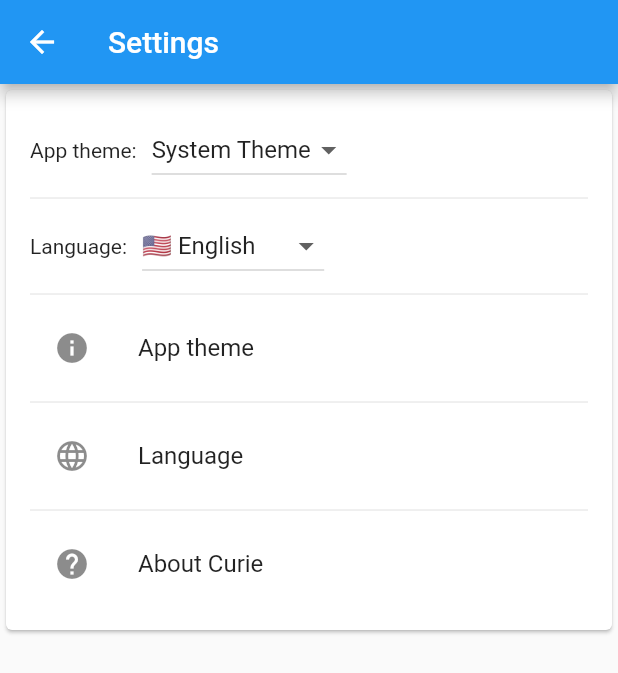
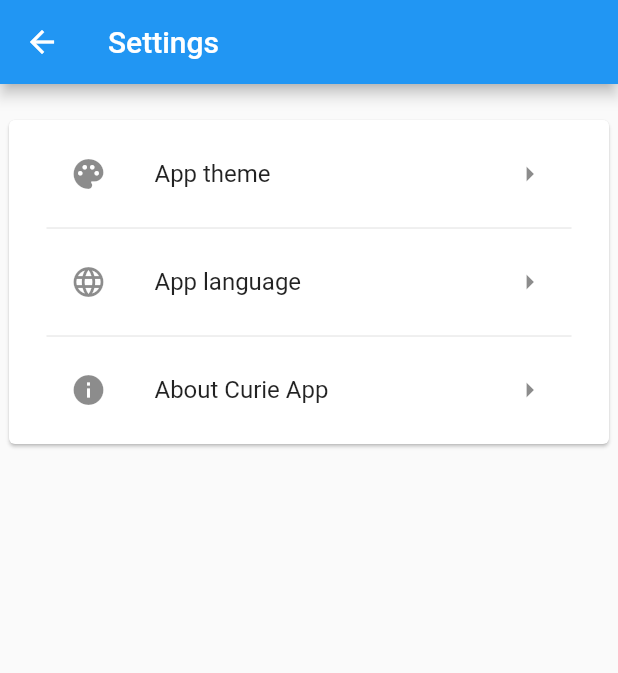
Before and after one commit to NatanAmorim/curie_app, a Flutter app: the screen it shows after launch, after a tap on the "settings" icon, on a phone screen of 412 x 824 dp. Shown: the top 673 px of the screen. Run offline on Flutter 3.47's test engine with Material 2 defaults, Android fonts, the phone set to English and light mode, and no system bars; our stand-ins replace shared_preferences; generated files the repository leaves out were written again.

Commit message:
v2022.0.3-Pre-Alpha
- The settingsPageView now supports differents languagues.
- Created a template for a Material Card with max width of 990.
- Removed "sample_feature" from skeleton example.
- Routes are now working on a separated file "routes.dart".

```diff
--- a/lib/main.dart
+++ b/lib/main.dart
@@ -17,5 +17,9 @@ void main() async {
   // Run the app and pass in the SettingsController. The app listens to the
   // SettingsController for changes, then passes it further down to the
   // SettingsView.
-  runApp(MyApp(settingsController: settingsController));
+  runApp(
+    MyApp(
+      settingsController: settingsController,
+    ),
+  );
 }
--- a/lib/src/app.dart
+++ b/lib/src/app.dart
@@ -1,6 +1,6 @@
 import 'package:curie/src/controllers/settings_controller.dart';
-import 'package:curie/src/sample_feature/sample_item_details_view.dart';
-import 'package:curie/src/sample_feature/sample_item_list_view.dart';
+import 'package:curie/src/routes.dart';
+import 'package:curie/src/views/error/error_screen.dart';
 import 'package:curie/src/views/navigation_test/navigation_test_screen.dart';
 import 'package:curie/src/views/settings/settings_screen.dart';
 import 'package:flutter/material.dart';
@@ -9,15 +9,18 @@ import 'package:flutter_localizations/flutter_localizations.dart';
 
 /// The Widget that configures your application.
 class MyApp extends StatelessWidget {
-  const MyApp({
+  MyApp({
     Key? key,
     required this.settingsController,
   }) : super(key: key);
 
   final SettingsController settingsController;
+  late Routes routes;
 
   @override
   Widget build(BuildContext context) {
+    routes = Routes(settingsController: settingsController);
+
     // Glue the SettingsController to the MaterialApp.
     //
     // The AnimatedBuilder Widget listens to the SettingsController for changes.
@@ -26,12 +29,6 @@ class MyApp extends StatelessWidget {
       animation: settingsController,
       builder: (BuildContext context, Widget? child) {
         return MaterialApp(
-          // Providing a restorationScopeId allows the Navigator built by the
-          // MaterialApp to restore the navigation stack when a user leaves and
-          // returns to the app after it has been killed while running in the
-          // background.
-          restorationScopeId: 'app',
-
           // Provide the generated AppLocalizations to the MaterialApp. This
           // allows descendant Widgets to display the correct translations
           // depending on the user's locale.
@@ -62,28 +59,17 @@ class MyApp extends StatelessWidget {
           darkTheme: ThemeData.dark(),
           themeMode: settingsController.themeMode,
 
-          initialRoute: SampleItemListView.routeName,
+          // Providing a restorationScopeId allows the Navigator built by the
+          // MaterialApp to restore the navigation stack when a user leaves and
+          // returns to the app after it has been killed while running in the
+          // background.
+          restorationScopeId: 'app',
+
+          initialRoute: NavigationTestScreen.routeName,
           // Define a function to handle named routes in order to support
           // Flutter web url navigation and deep linking.
-          onGenerateRoute: (RouteSettings routeSettings) {
-            return MaterialPageRoute<void>(
-              settings: routeSettings,
-              builder: (BuildContext context) {
-                switch (routeSettings.name) {
-                  case SettingsScreen.routeName:
-                    return SettingsScreen(controller: settingsController);
-                  case SampleItemDetailsView.routeName:
-                    return const SampleItemDetailsView();
-                  case SampleItemListView.routeName:
-                    return const SampleItemListView();
-                  case NavigationTestScreen.routeName:
-                    return const NavigationTestScreen();
-                  default:
-                    return const SampleItemListView();
-                }
-              },
-            );
-          },
+          // TODO: put this logic in a separated file called router.dart
+          onGenerateRoute: routes.onGenerateRoute,
         );
       },
     );
--- a/lib/src/app_widget.dart
+++ /dev/null
@@ -1,31 +0,0 @@
-import 'package:curie/src/controllers/settings_controller.dart';
-import 'package:curie/src/routes.dart';
-import 'package:curie/src/themes.dart';
-import 'package:flutter/material.dart';
-
-class AppTemplate extends StatelessWidget {
-  const AppTemplate({
-    final Key? key,
-    required this.settingsController,
-  }) : super(key: key);
-
-  final SettingsController settingsController;
-
-  @override
-  Widget build(final BuildContext context) {
-    return AnimatedBuilder(
-      animation: settingsController,
-      builder: (BuildContext context, Widget? child) {
-        return MaterialApp(
-          debugShowCheckedModeBanner: false,
-          title: 'Curie',
-          theme: lightTheme,
-          darkTheme: darkTheme,
-          themeMode: settingsController.themeMode,
-          // home: const LoginScreen(),
-          onGenerateRoute: onGenerateRoute,
-        );
-      },
-    );
-  }
-}
--- a/lib/src/localization/app_en.arb
+++ b/lib/src/localization/app_en.arb
@@ -1,4 +1,16 @@
 {
-  "appTitle": "Curie US",
+  "appTitle": "Curie",
+  "appDescription": "(Pre-Alpha) Open-source app created to be my template and feature playground, made with Flutter.",
+  "appTheme": "App theme",
+  "selectTheme" : "Select the theme",
+  "systemTheme": "System theme",
+  "lightTheme": "Light theme",
+  "darkTheme": "Dark theme",
+  "appLanguage": "App language",
+  "selectLanguage" : "Select the language",
+  "aboutCurie": "About Curie App",
+  "settings": "Settings",
+  "cancel": "CANCEL",
+  "ok": "OK",
   "sampleItem": "Sample Item"
 }
--- a/lib/src/routes.dart
+++ b/lib/src/routes.dart
@@ -1,13 +1,25 @@
+import 'package:curie/src/controllers/settings_controller.dart';
 import 'package:curie/src/views/error/error_screen.dart';
+import 'package:curie/src/views/navigation_test/navigation_test_screen.dart';
+import 'package:curie/src/views/settings/settings_screen.dart';
 import 'package:flutter/material.dart';
 
+class Routes {
+  Routes({
+    required this.settingsController,
+  });
+
+  final SettingsController settingsController;
   Route<dynamic>? onGenerateRoute(RouteSettings routeSettings) {
     return MaterialPageRoute<void>(
       settings: routeSettings,
       builder: (BuildContext context) {
         switch (routeSettings.name) {
-        // case SettingsScreen.routeName:
-        //   return SettingsScreen(controller: settingsController);
+          case SettingsScreen.routeName:
+            return SettingsScreen(controller: settingsController);
+
+          case NavigationTestScreen.routeName:
+            return const NavigationTestScreen();
 
           // case LoginScreen.routeName:
           //   return const LoginScreen();
@@ -18,3 +30,4 @@ Route<dynamic>? onGenerateRoute(RouteSettings routeSettings) {
       },
     );
   }
+}
--- a/lib/src/sample_feature/sample_item.dart
+++ /dev/null
@@ -1,6 +0,0 @@
-/// A placeholder class that represents an entity or model.
-class SampleItem {
-  const SampleItem(this.id);
-
-  final int id;
-}
--- a/lib/src/sample_feature/sample_item_list_view.dart
+++ /dev/null
@@ -1,87 +0,0 @@
-import 'package:curie/src/views/navigation_test/navigation_test_screen.dart';
-import 'package:curie/src/views/settings/settings_screen.dart';
-import 'package:flutter/material.dart';
-import 'package:flutter_gen/gen_l10n/app_localizations.dart';
-
-import 'sample_item.dart';
-import 'sample_item_details_view.dart';
-
-/// Displays a list of SampleItems.
-class SampleItemListView extends StatelessWidget {
-  const SampleItemListView({
-    Key? key,
-    this.items = const [SampleItem(1), SampleItem(2), SampleItem(3)],
-  }) : super(key: key);
-
-  static const routeName = '/';
-
-  final List<SampleItem> items;
-
-  @override
-  Widget build(BuildContext context) {
-    return Scaffold(
-      appBar: AppBar(
-        title: const Text('Sample Items'),
-        actions: [
-          IconButton(
-            icon: const Icon(Icons.settings),
-            onPressed: () {
-              // Navigate to the settings page. If the user leaves and returns
-              // to the app after it has been killed while running in the
-              // background, the navigation stack is restored.
-              Navigator.restorablePushNamed(context, SettingsScreen.routeName);
-            },
-          ),
-        ],
-      ),
-
-      // To work with lists that may contain a large number of items, it’s best
-      // to use the ListView.builder constructor.
-      //
-      // In contrast to the default ListView constructor, which requires
-      // building all Widgets up front, the ListView.builder constructor lazily
-      // builds Widgets as they’re scrolled into view.
-      body: ListView.builder(
-        // Providing a restorationId allows the ListView to restore the
-        // scroll position when a user leaves and returns to the app after it
-        // has been killed while running in the background.
-        restorationId: 'sampleItemListView',
-        itemCount: items.length,
-        itemBuilder: (BuildContext context, int index) {
-          final item = items[index];
-
-          final String sampleItem = AppLocalizations.of(context)!.sampleItem;
-
-          return ListTile(
-              title: Text('$sampleItem ${item.id}'),
-              leading: const CircleAvatar(
-                // Display the Flutter Logo image asset.
-                foregroundImage: AssetImage('assets/images/flutter_logo.png'),
-              ),
-              onTap: () {
-                // Navigate to the details page. If the user leaves and returns to
-                // the app after it has been killed while running in the
-                // background, the navigation stack is restored.
-                Navigator.restorablePushNamed(
-                  context,
-                  SampleItemDetailsView.routeName,
-                );
-              });
-        },
-      ),
-      floatingActionButton: FloatingActionButton.large(
-        backgroundColor: Colors.green,
-        onPressed: () {
-          Navigator.restorablePushNamed(
-            context,
-            NavigationTestScreen.routeName,
-          );
-        },
-        child: const Icon(
-          Icons.abc,
-          size: 48,
-        ),
-      ),
-    );
-  }
-}
--- a/lib/src/templates/widgets/appbar_template.dart
+++ b/lib/src/templates/widgets/appbar_template.dart
@@ -1,4 +1,6 @@
+import 'package:curie/src/views/settings/settings_screen.dart';
 import 'package:flutter/material.dart';
+import 'package:flutter_gen/gen_l10n/app_localizations.dart';
 
 AppBar appBarTemplate({
   required BuildContext context,
@@ -25,19 +27,15 @@ AppBar appBarTemplate({
         tooltip: 'Notificações',
       ),
       IconButton(
+        icon: const Icon(Icons.settings),
+        tooltip: AppLocalizations.of(context)!.settings,
         onPressed: () {
           // Navigate to the settings page. If the user leaves and returns
           // to the app after it has been killed while running in the
           // background, the navigation stack is restored.
-          // Navigator.pushNamed(
-          //   context,
-          //   ConfiguracoesScreen.routeName,
-          // );
+          Navigator.restorablePushNamed(context, SettingsScreen.routeName);
         },
-        icon: const Icon(Icons.settings),
-        tooltip: 'Settings',
       ),
-      //  FIX: const LogoutButtonWidget(),
     ],
   );
 }
--- /dev/null
+++ b/lib/src/templates/widgets/card_template.dart
@@ -0,0 +1,25 @@
+import 'package:flutter/material.dart';
+
+Widget cardTemplate({
+  required Widget child,
+}) {
+  return Padding(
+    padding: const EdgeInsets.symmetric(horizontal: 2.0),
+    child: ConstrainedBox(
+      constraints: const BoxConstraints(
+        maxWidth: 990,
+      ),
+      child: Flexible(
+        child: Card(
+          child: Padding(
+            padding: const EdgeInsets.symmetric(
+              horizontal: 25.0,
+              vertical: 8.0,
+            ),
+            child: child,
+          ),
+        ),
+      ),
+    ),
+  );
+}
--- a/lib/src/views/navigation_test/navigation_test_screen.dart
+++ b/lib/src/views/navigation_test/navigation_test_screen.dart
@@ -1,4 +1,5 @@
 import 'package:curie/src/templates/widgets/appbar_template.dart';
+import 'package:curie/src/templates/widgets/card_template.dart';
 import 'package:flutter/material.dart';
 
 class NavigationTestScreen extends StatefulWidget {
@@ -17,7 +18,10 @@ class _NavigationTestScreenState extends State<NavigationTestScreen> {
   Widget build(BuildContext context) {
     return SafeArea(
         child: Scaffold(
-      appBar: appBarTemplate(context: context, title: 'title'),
+      appBar: appBarTemplate(
+        context: context,
+        title: 'title',
+      ),
       body: Row(
         children: [
           NavigationRail(
@@ -71,27 +75,9 @@ class FirstWidget extends StatelessWidget {
   @override
   Widget build(BuildContext context) {
     return Center(
-      child: Container(
-        width: 1152,
-        height: 128,
-        child: Card(
-          elevation: 2,
-          child: Padding(
-            padding: const EdgeInsets.all(16.0),
-            child: Column(
-              children: [
-                Text(
-                  'This is the first Widget',
-                  style: Theme.of(context).textTheme.headline6,
-                ),
-                Text(
-                  "Lorem Ipsum is simply dummy text of the printing and typesetting industry. Lorem Ipsum has been the industry's standard dummy text ever since the 1500s, when an unknown printer took a galley of type and scrambled it to make a type specimen book. It has survived not only five centuries, but also the leap into electronic typesetting, remaining essentially unchanged. It was popularised in the 1960s with the release of Letraset sheets containing Lorem Ipsum passages, and more recently with desktop publishing software like Aldus PageMaker including versions of Lorem Ipsum.",
-                  style: Theme.of(context).textTheme.bodyText1,
-                ),
-              ],
-            ),
-          ),
-        ),
+      child: Text(
+        'This is the first Widget',
+        style: Theme.of(context).textTheme.headline2,
       ),
     );
   }
@@ -102,8 +88,11 @@ class SecondWidget extends StatelessWidget {
 
   @override
   Widget build(BuildContext context) {
-    return const Center(
-      child: Text('This is the second Widget'),
+    return Center(
+      child: Text(
+        'This is the second Widget',
+        style: Theme.of(context).textTheme.headline2,
+      ),
     );
   }
 }
@@ -113,8 +102,11 @@ class ThirdWidget extends StatelessWidget {
 
   @override
   Widget build(BuildContext context) {
-    return const Center(
-      child: Text('This is the third Widget'),
+    return Center(
+      child: Text(
+        'This is the third Widget',
+        style: Theme.of(context).textTheme.headline2,
+      ),
     );
   }
 }
--- a/lib/src/views/settings/settings_screen.dart
+++ b/lib/src/views/settings/settings_screen.dart
@@ -1,5 +1,7 @@
 import 'package:curie/src/controllers/settings_controller.dart';
+import 'package:curie/src/templates/widgets/card_template.dart';
 import 'package:flutter/material.dart';
+import 'package:flutter_gen/gen_l10n/app_localizations.dart';
 
 /// Displays the various settings that can be customized by the user.
 ///
@@ -23,12 +25,12 @@ class SettingsScreen extends StatelessWidget {
           children: <TextSpan>[
             TextSpan(
               style: textStyle,
-                text:
-                    '(Pre-Alpha) An open-source app for managing small schools'
-                    ', made with Flutter.\n'),
+              text: '${AppLocalizations.of(context)!.appDescription}\n',
+            ),
             TextSpan(
               style: textStyle.copyWith(color: theme.colorScheme.primary),
-                text: 'https://https://github.com/NatanAmorim/curie'),
+              text: 'https://https://github.com/NatanAmorim/curie',
+            ),
             TextSpan(style: textStyle, text: '.'),
           ],
         ),
@@ -37,100 +39,59 @@ class SettingsScreen extends StatelessWidget {
 
     return Scaffold(
       appBar: AppBar(
-        title: const Text('Settings'),
+        title: Text(AppLocalizations.of(context)!.settings),
       ),
       body: Scrollbar(
         child: SingleChildScrollView(
-          child: ConstrainedBox(
-            constraints: const BoxConstraints(
-              maxWidth: 1184,
-            ),
+          child: Container(
+            width: MediaQuery.of(context).size.width,
             child: Column(
-              mainAxisAlignment: MainAxisAlignment.center,
+              crossAxisAlignment: CrossAxisAlignment.center,
               children: [
-                Card(
-                  child: Padding(
-                    padding: const EdgeInsets.all(16),
-                    // When a user selects a theme from the dropdown list, the
-                    // SettingsController is updated, which rebuilds the MaterialApp.
-                    child: Column(
+                const SizedBox(height: 20),
+                cardTemplate(
+                  child: ListView(
+                    shrinkWrap: true,
+                    physics: const NeverScrollableScrollPhysics(),
                     children: [
-                        Row(
-                          children: [
-                            const Text('App theme:'),
-                            const SizedBox(width: 10),
-                            DropdownButton<ThemeMode>(
-                              // Read the selected themeMode from the controller
-                              value: controller.themeMode,
-                              // Call the updateThemeMode method any time the user selects a theme.
-                              onChanged: controller.updateThemeMode,
-                              items: const [
-                                DropdownMenuItem(
-                                  value: ThemeMode.system,
-                                  child: Text('System Theme'),
-                                ),
-                                DropdownMenuItem(
-                                  value: ThemeMode.light,
-                                  child: Text('Light Theme'),
-                                ),
-                                DropdownMenuItem(
-                                  value: ThemeMode.dark,
-                                  child: Text('Dark Theme'),
-                                )
-                              ],
-                            ),
-                          ],
-                        ),
-                        const Divider(),
-                        Row(
-                          children: [
-                            const Text('Language:'),
-                            const SizedBox(width: 10),
-                            DropdownButton<Locale>(
-                              // Read the selected localeMode from the controller
-                              value: controller.locale,
-                              // Call the updateLocaleMode method any time the user selects a theme.
-                              onChanged: controller.updateLocale,
-                              items: const [
-                                DropdownMenuItem(
-                                  value: Locale('en', ''),
-                                  child: Text('🇺🇸 English'),
-                                ),
-                                DropdownMenuItem(
-                                  value: Locale('pt', ''),
-                                  child: Text('🇧🇷 Português'),
-                                )
-                              ],
-                            ),
-                          ],
-                        ),
-                        const Divider(),
                       ListTile(
-                          leading: const Icon(Icons.info),
-                          title: const Text('App theme'),
+                        leading: const Icon(Icons.palette),
+                        trailing: const Icon(Icons.arrow_right),
+                        title: Text(AppLocalizations.of(context)!.appTheme),
                         onTap: () => showDialog(
+                          barrierDismissible: false,
                           context: context,
                           builder: (context) => AlertDialog(
-                              title: const Text('Choose your theme'),
+                            title: Text(
+                              AppLocalizations.of(context)!.selectTheme,
+                            ),
                             content: Scrollbar(
                               child: SingleChildScrollView(
                                 child: Column(
                                   children: [
                                     const Divider(),
                                     RadioListTile<ThemeMode>(
-                                        title: const Text('System Theme'),
+                                      title: Text(
+                                        AppLocalizations.of(context)!
+                                            .systemTheme,
+                                      ),
                                       value: ThemeMode.system,
                                       groupValue: controller.themeMode,
                                       onChanged: controller.updateThemeMode,
                                     ),
                                     RadioListTile<ThemeMode>(
-                                        title: const Text('Light Theme'),
+                                      title: Text(
+                                        AppLocalizations.of(context)!
+                                            .lightTheme,
+                                      ),
                                       value: ThemeMode.light,
                                       groupValue: controller.themeMode,
                                       onChanged: controller.updateThemeMode,
                                     ),
                                     RadioListTile<ThemeMode>(
-                                        title: const Text('Dark Theme'),
+                                      title: Text(
+                                        AppLocalizations.of(context)!.darkTheme,
+                                      ),
                                       value: ThemeMode.dark,
                                       groupValue: controller.themeMode,
                                       onChanged: controller.updateThemeMode,
@@ -143,11 +104,15 @@ class SettingsScreen extends StatelessWidget {
                             actions: [
                               TextButton(
                                 onPressed: () => Navigator.of(context).pop(),
-                                  child: const Text('CANCEL'),
+                                child: Text(
+                                  AppLocalizations.of(context)!.cancel,
+                                ),
                               ),
                               TextButton(
-                                  onPressed: () {},
-                                  child: const Text('OK'),
+                                onPressed: () => Navigator.of(context).pop(),
+                                child: Text(
+                                  AppLocalizations.of(context)!.ok,
+                                ),
                               )
                             ],
                           ),
@@ -156,11 +121,17 @@ class SettingsScreen extends StatelessWidget {
                       const Divider(),
                       ListTile(
                         leading: const Icon(Icons.language),
-                          title: const Text('Language'),
+                        trailing: const Icon(Icons.arrow_right),
+                        title: Text(
+                          AppLocalizations.of(context)!.appLanguage,
+                        ),
                         onTap: () => showDialog(
+                          barrierDismissible: false,
                           context: context,
                           builder: (context) => AlertDialog(
-                              title: const Text('Choose your language'),
+                            title: Text(
+                              AppLocalizations.of(context)!.selectLanguage,
+                            ),
                             content: Scrollbar(
                               child: SingleChildScrollView(
                                 child: Column(
@@ -186,28 +157,38 @@ class SettingsScreen extends StatelessWidget {
                             actions: [
                               TextButton(
                                 onPressed: () => Navigator.of(context).pop(),
-                                  child: const Text('CANCEL'),
+                                child: Text(
+                                  AppLocalizations.of(context)!.cancel,
+                                ),
                               ),
                               TextButton(
                                 onPressed: () {},
-                                  child: const Text('OK'),
+                                child: Text(
+                                  AppLocalizations.of(context)!.ok,
+                                ),
                               )
                             ],
                           ),
                         ),
                       ),
                       const Divider(),
-                        AboutListTile(
-                          icon: const Icon(Icons.help),
+                      ListTile(
+                        leading: const Icon(Icons.info),
+                        trailing: const Icon(Icons.arrow_right),
+                        title: Text(
+                          AppLocalizations.of(context)!.aboutCurie,
+                        ),
+                        onTap: () => showAboutDialog(
+                          context: context,
                           applicationIcon: const FlutterLogo(),
                           applicationName: 'Curie',
                           applicationVersion: 'Pre-Alpha',
                           applicationLegalese:
                               '\u{a9} 2022 Natan Amorim S. G. de Moraes',
-                          aboutBoxChildren: aboutBoxChildren,
+                          children: aboutBoxChildren,
+                        ),
                       ),
                     ],
-                    ),
                   ),
                 ),
               ],
```
Also changed, not shown: lib/src/localization/app_pt.arb (+13 -1 lines), lib/src/sample_feature/sample_item_details_view.dart (deleted, +0 -20 lines), pubspec.yaml (+4 -4 lines), 2 other files. Lines whose indentation alone changed are shown as unchanged.
